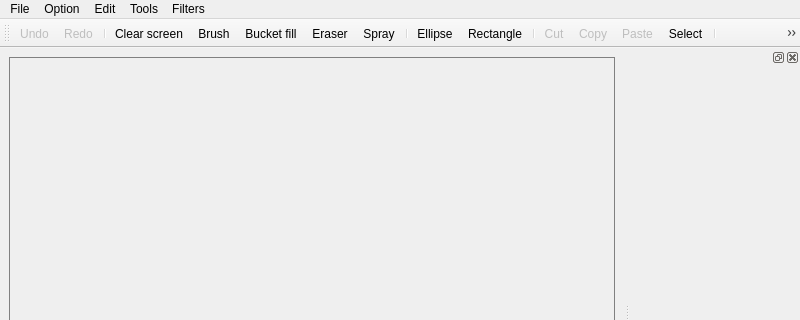
Before: the Qt Designer form Paint/mainwindow.ui in karina-cherednyk/OOP_Practice, drawn with Qt 5; both pictures show x 0 to 800 and y 0 to 320 of the 800 by 600 pixel window.
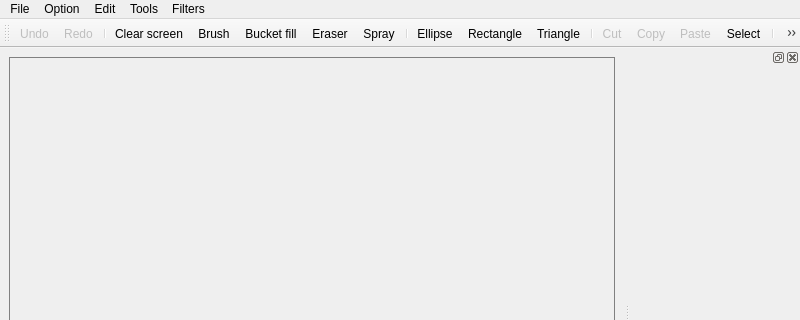
After: the same form once the commit is applied. Icons and pictures are not drawn.

Commit message: add triangle shape

The edit to the form file:
```diff
--- a/Paint/mainwindow.ui
+++ b/Paint/mainwindow.ui
@@ -126,6 +126,7 @@
    <addaction name="separator"/>
    <addaction name="actionEllipse"/>
    <addaction name="actionRectangle"/>
+   <addaction name="actionTriangle"/>
    <addaction name="separator"/>
    <addaction name="actionCut"/>
    <addaction name="actionCopy"/>
@@ -446,6 +447,15 @@
     <string>Current tool</string>
    </property>
   </action>
+  <action name="actionTriangle">
+   <property name="icon">
+    <iconset resource="resources.qrc">
+     <normaloff>:/icons/triangle.png</normaloff>:/icons/triangle.png</iconset>
+   </property>
+   <property name="text">
+    <string>Triangle</string>
+   </property>
+  </action>
  </widget>
  <resources>
   <include location="resources.qrc"/>
```
Left out of the diff: 1 changed line with no effect on the pictures. The commit also changes 6 other files.
